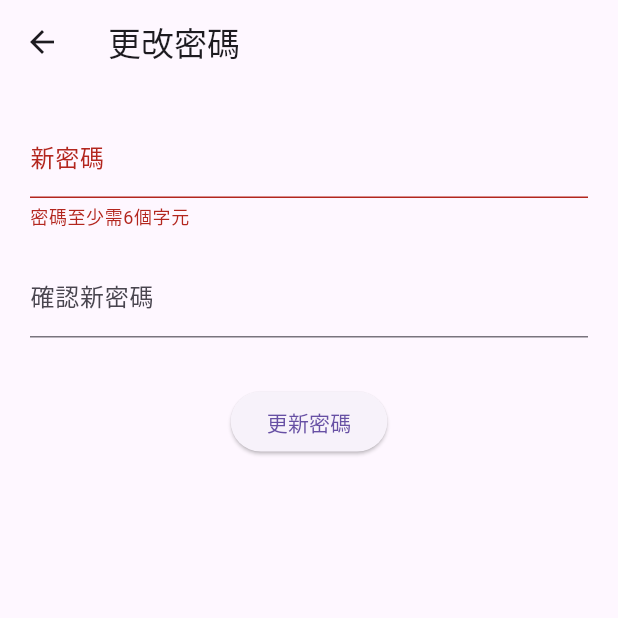
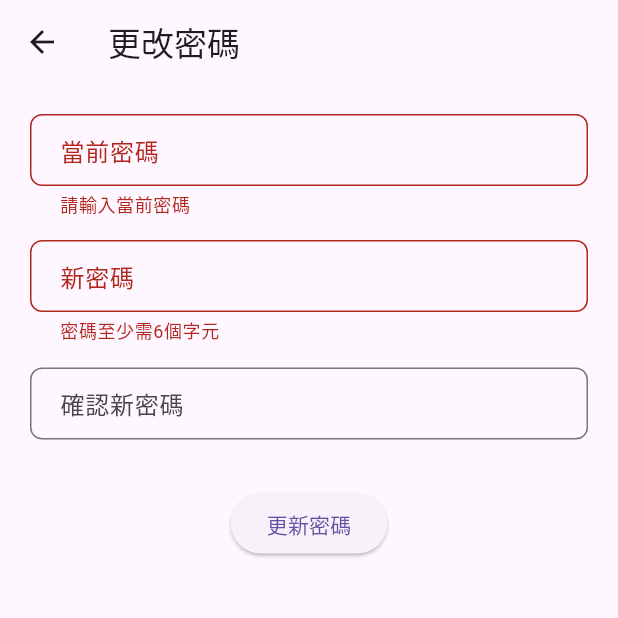
Before and after one commit to lurking92/youroldmove, a Flutter app: the ChangePasswordPage screen opened by its route, after a tap on "更新密碼", on a phone screen of 412 x 824 dp, the top half of it. Run offline on Flutter 3.47's test engine with Material 3 defaults, Android fonts, the phone set to English and light mode, and no system bars; our stand-ins replace cloud_firestore, firebase_auth, firebase_core, firebase_messaging, firebase_storage, google_fonts and 3 more; accounts and stored records are empty.

Commit message:
Update ChangePasswordPage.dart

```diff
--- a/lib/ChangePasswordPage.dart
+++ b/lib/ChangePasswordPage.dart
@@ -10,19 +10,37 @@ class ChangePasswordPage extends StatefulWidget {
 
 class _ChangePasswordPageState extends State<ChangePasswordPage> {
   final _formKey = GlobalKey<FormState>();
-  final TextEditingController _passwordController = TextEditingController();
+  final TextEditingController _currentPasswordController = TextEditingController();
+  final TextEditingController _newPasswordController = TextEditingController();
   final TextEditingController _confirmController = TextEditingController();
 
   bool _isLoading = false;
+
+  InputDecoration _inputDecoration(String label) {
+    return InputDecoration(
+      labelText: label,
+      border: OutlineInputBorder(borderRadius: BorderRadius.circular(8)),
+      contentPadding: const EdgeInsets.symmetric(horizontal: 16, vertical: 12),
+    );
+  }
 
   void _changePassword() async {
     if (!_formKey.currentState!.validate()) return;
 
     setState(() => _isLoading = true);
 
+    final user = FirebaseAuth.instance.currentUser!;
+    final email = user.email!;
+    final currentPassword = _currentPasswordController.text;
+    final newPassword = _newPasswordController.text;
+
     try {
-      await FirebaseAuth.instance.currentUser!
-          .updatePassword(_passwordController.text);
+      // 重新驗證身份
+      final credential = EmailAuthProvider.credential(email: email, password: currentPassword);
+      await user.reauthenticateWithCredential(credential);
+
+      // 更新密碼
+      await user.updatePassword(newPassword);
 
       ScaffoldMessenger.of(context).showSnackBar(
         const SnackBar(content: Text('密碼已成功更新')),
@@ -31,7 +49,9 @@ class _ChangePasswordPageState extends State<ChangePasswordPage> {
       Navigator.pop(context);
     } on FirebaseAuthException catch (e) {
       String message = '更新失敗';
-      if (e.code == 'requires-recent-login') {
+      if (e.code == 'wrong-password') {
+        message = '當前密碼錯誤';
+      } else if (e.code == 'requires-recent-login') {
         message = '請重新登入後再試一次';
       }
       ScaffoldMessenger.of(context).showSnackBar(SnackBar(content: Text(message)));
@@ -51,8 +71,16 @@ class _ChangePasswordPageState extends State<ChangePasswordPage> {
           child: Column(
             children: [
               TextFormField(
-                controller: _passwordController,
-                decoration: const InputDecoration(labelText: '新密碼'),
+                controller: _currentPasswordController,
+                decoration: _inputDecoration('當前密碼'),
+                obscureText: true,
+                validator: (value) =>
+                value != null && value.isNotEmpty ? null : '請輸入當前密碼',
+              ),
+              const SizedBox(height: 16),
+              TextFormField(
+                controller: _newPasswordController,
+                decoration: _inputDecoration('新密碼'),
                 obscureText: true,
                 validator: (value) =>
                 value != null && value.length >= 6 ? null : '密碼至少需6個字元',
@@ -60,10 +88,10 @@ class _ChangePasswordPageState extends State<ChangePasswordPage> {
               const SizedBox(height: 16),
               TextFormField(
                 controller: _confirmController,
-                decoration: const InputDecoration(labelText: '確認新密碼'),
+                decoration: _inputDecoration('確認新密碼'),
                 obscureText: true,
                 validator: (value) =>
-                value == _passwordController.text ? null : '密碼不一致',
+                value == _newPasswordController.text ? null : '密碼不一致',
               ),
               const SizedBox(height: 32),
               _isLoading
```
